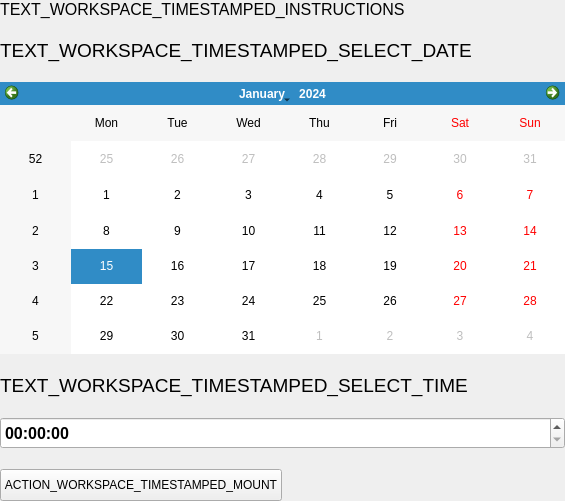
Scille/parsec-cloud, file parsec/core/gui/forms/timestamped_workspace_widget.ui: the form before one commit.
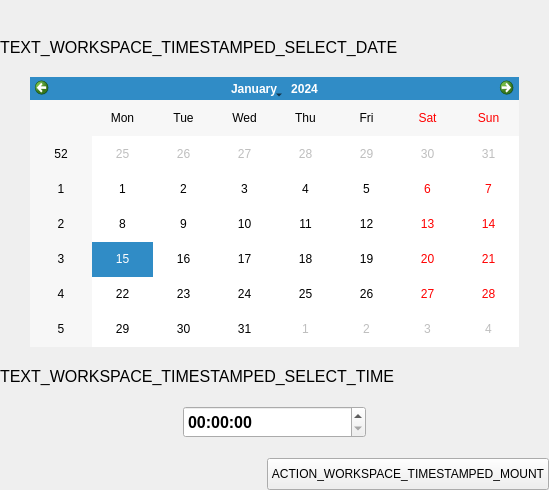
The form after the commit. Custom widgets are drawn as their Qt base class.

Commit message: [GUI] Revorked calendar widget

Diff of the .ui file:
```diff
--- a/parsec/core/gui/forms/timestamped_workspace_widget.ui
+++ b/parsec/core/gui/forms/timestamped_workspace_widget.ui
@@ -6,8 +6,8 @@
    <rect>
     <x>0</x>
     <y>0</y>
-    <width>565</width>
-    <height>501</height>
+    <width>549</width>
+    <height>490</height>
    </rect>
   </property>
   <property name="windowTitle">
@@ -57,7 +57,7 @@
          </font>
         </property>
         <property name="text">
-         <string>TEXT_WORKSPACE_TIMESTAMPED_INSTRUCTIONS</string>
+         <string/>
         </property>
         <property name="wordWrap">
          <bool>true</bool>
@@ -86,35 +86,104 @@
           <widget class="QLabel" name="label">
            <property name="font">
             <font>
-             <pointsize>14</pointsize>
+             <pointsize>12</pointsize>
             </font>
            </property>
            <property name="text">
             <string>TEXT_WORKSPACE_TIMESTAMPED_SELECT_DATE</string>
            </property>
+           <property name="wordWrap">
+            <bool>true</bool>
+           </property>
           </widget>
          </item>
          <item>
-          <widget class="QCalendarWidget" name="calendar_widget">
+          <layout class="QHBoxLayout" name="horizontalLayout_3">
+           <item>
+            <spacer name="horizontalSpacer_4">
+             <property name="orientation">
+              <enum>Qt::Horizontal</enum>
+             </property>
+             <property name="sizeType">
+              <enum>QSizePolicy::Minimum</enum>
+             </property>
+             <property name="sizeHint" stdset="0">
+              <size>
+               <width>30</width>
+               <height>20</height>
+              </size>
+             </property>
+            </spacer>
+           </item>
+           <item>
+            <widget class="CalendarWidget" name="calendar_widget">
+             <property name="sizePolicy">
+              <sizepolicy hsizetype="Expanding" vsizetype="Preferred">
+               <horstretch>0</horstretch>
+               <verstretch>0</verstretch>
+              </sizepolicy>
+             </property>
            <property name="styleSheet">
             <string notr="true"/>
            </property>
           </widget>
          </item>
          <item>
-          <widget class="QLabel" name="label_2">
+            <spacer name="horizontalSpacer_5">
+             <property name="orientation">
+              <enum>Qt::Horizontal</enum>
+             </property>
+             <property name="sizeType">
+              <enum>QSizePolicy::Minimum</enum>
+             </property>
+             <property name="sizeHint" stdset="0">
+              <size>
+               <width>30</width>
+               <height>20</height>
+              </size>
+             </property>
+            </spacer>
+           </item>
+          </layout>
+         </item>
+         <item>
+          <widget class="QLabel" name="label_time">
            <property name="font">
             <font>
-             <pointsize>14</pointsize>
+             <pointsize>12</pointsize>
             </font>
            </property>
            <property name="text">
             <string>TEXT_WORKSPACE_TIMESTAMPED_SELECT_TIME</string>
            </property>
+           <property name="wordWrap">
+            <bool>true</bool>
+           </property>
           </widget>
+         </item>
+         <item>
+          <layout class="QHBoxLayout" name="horizontalLayout">
+           <item>
+            <spacer name="horizontalSpacer_3">
+             <property name="orientation">
+              <enum>Qt::Horizontal</enum>
+             </property>
+             <property name="sizeHint" stdset="0">
+              <size>
+               <width>40</width>
+               <height>20</height>
+              </size>
+             </property>
+            </spacer>
          </item>
          <item>
           <widget class="QTimeEdit" name="time_edit">
+             <property name="sizePolicy">
+              <sizepolicy hsizetype="Expanding" vsizetype="Fixed">
+               <horstretch>0</horstretch>
+               <verstretch>0</verstretch>
+              </sizepolicy>
+             </property>
            <property name="minimumSize">
             <size>
              <width>0</width>
@@ -131,7 +200,35 @@
           </widget>
          </item>
          <item>
+            <spacer name="horizontalSpacer">
+             <property name="orientation">
+              <enum>Qt::Horizontal</enum>
+             </property>
+             <property name="sizeHint" stdset="0">
+              <size>
+               <width>40</width>
+               <height>20</height>
+              </size>
+             </property>
+            </spacer>
+           </item>
+          </layout>
+         </item>
+         <item>
           <layout class="QHBoxLayout" name="horizontalLayout_2">
+           <item>
+            <spacer name="horizontalSpacer_2">
+             <property name="orientation">
+              <enum>Qt::Horizontal</enum>
+             </property>
+             <property name="sizeHint" stdset="0">
+              <size>
+               <width>40</width>
+               <height>20</height>
+              </size>
+             </property>
+            </spacer>
+           </item>
            <item>
             <widget class="QPushButton" name="button_show">
              <property name="minimumSize">
@@ -157,19 +254,6 @@
              </property>
             </widget>
            </item>
-           <item>
-            <spacer name="horizontalSpacer_2">
-             <property name="orientation">
-              <enum>Qt::Horizontal</enum>
-             </property>
-             <property name="sizeHint" stdset="0">
-              <size>
-               <width>40</width>
-               <height>20</height>
-              </size>
-             </property>
-            </spacer>
-           </item>
           </layout>
          </item>
         </layout>
@@ -180,6 +264,13 @@
    </item>
   </layout>
  </widget>
+ <customwidgets>
+  <customwidget>
+   <class>CalendarWidget</class>
+   <extends>QCalendarWidget</extends>
+   <header>parsec.core.gui.calendar_widget</header>
+  </customwidget>
+ </customwidgets>
  <resources/>
  <connections/>
 </ui>
```
Lines whose indentation alone changed are shown as unchanged. The commit also changes 7 other files.
